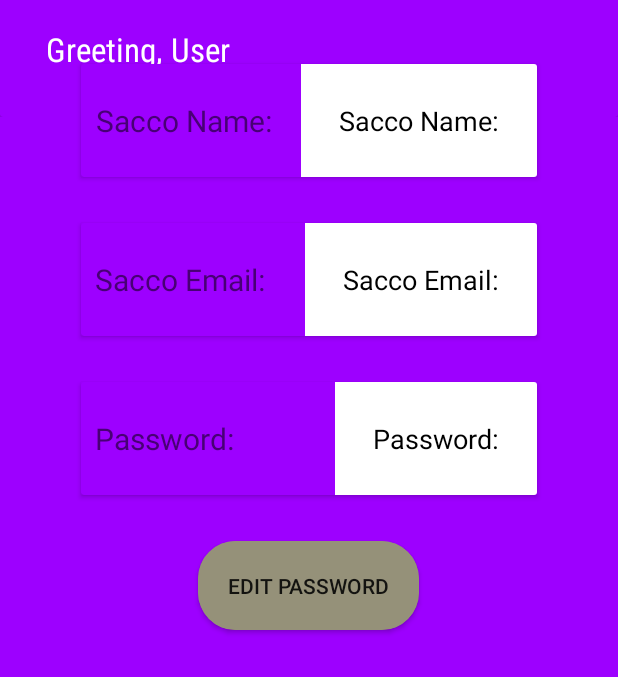
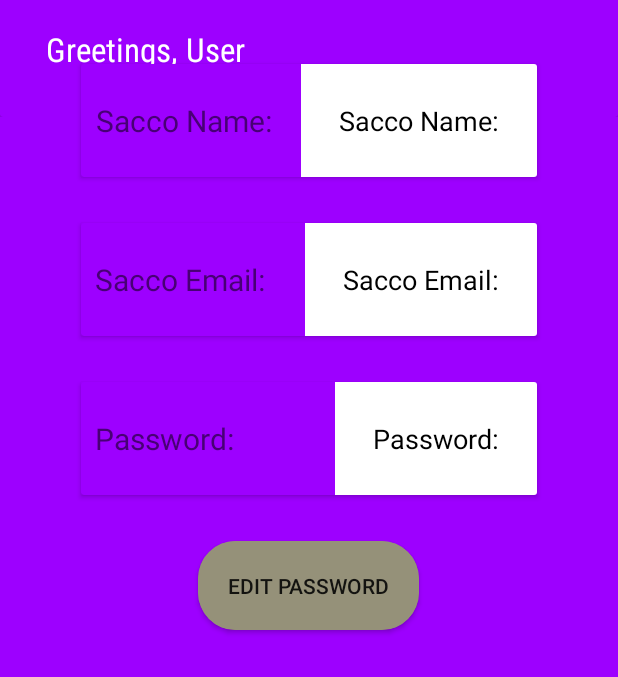
Before and after one commit to James-Muthama/Matatu-Pap-Admin-App, an Android app: the ProfileActivity screen opened directly, with no data from a screen before it, on a phone screen of 412 x 824 dp, the part 283-960 px from its top. Run offline under Robolectric (Android 15) with nearby library versions, the phone set to English and light mode, and no system bars.

```diff
--- a/app/src/main/res/values/strings.xml
+++ b/app/src/main/res/values/strings.xml
@@ -9,7 +9,7 @@
     <string name="profile_icon_description">Access and edit your profile</string>
 
     <string name="app_name_text">Matatu-Pap \n Admin App</string>
-    <string name="greetings_text">Greeting, User</string>
+    <string name="greetings_text">Greetings, User</string>
 
     <string name="add_bus_text">Add Bus into Sacco</string>
     <string name="remove_bus_text">Remove Existing Bus</string>
@@ -55,7 +55,7 @@
 
     <string name="search_payment_text">Search Payments</string>
 
-    <string name="greeting_text">Greeting, %1$s</string>
+    <string name="greeting_text">Greetings, %1$s</string>
 
 
 </resources>
```
